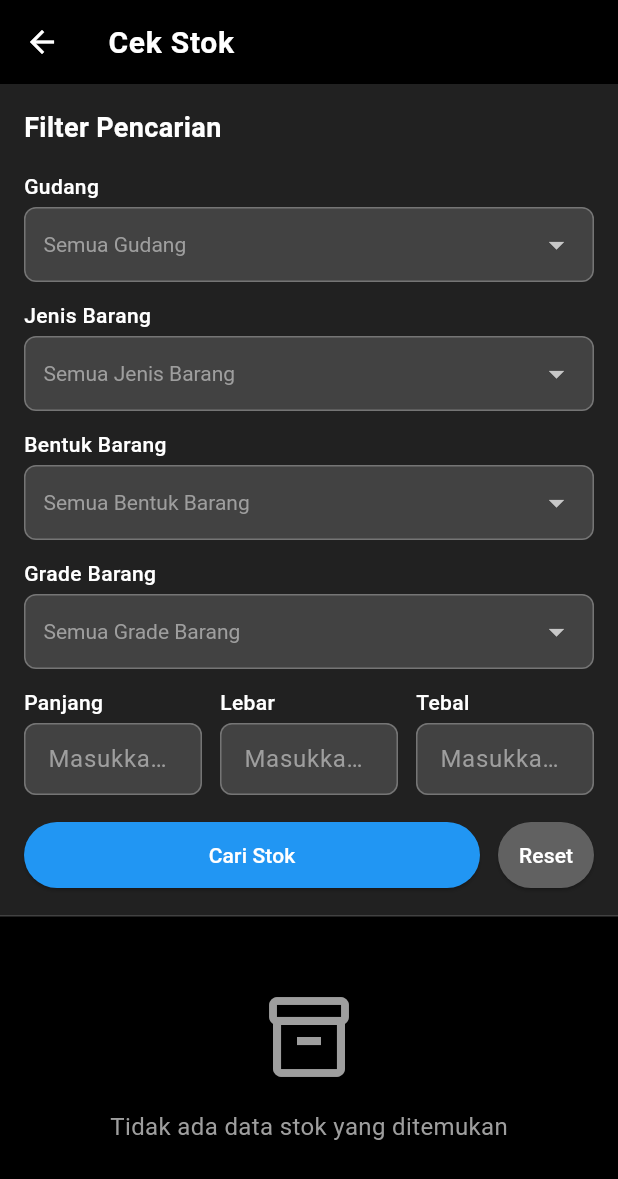
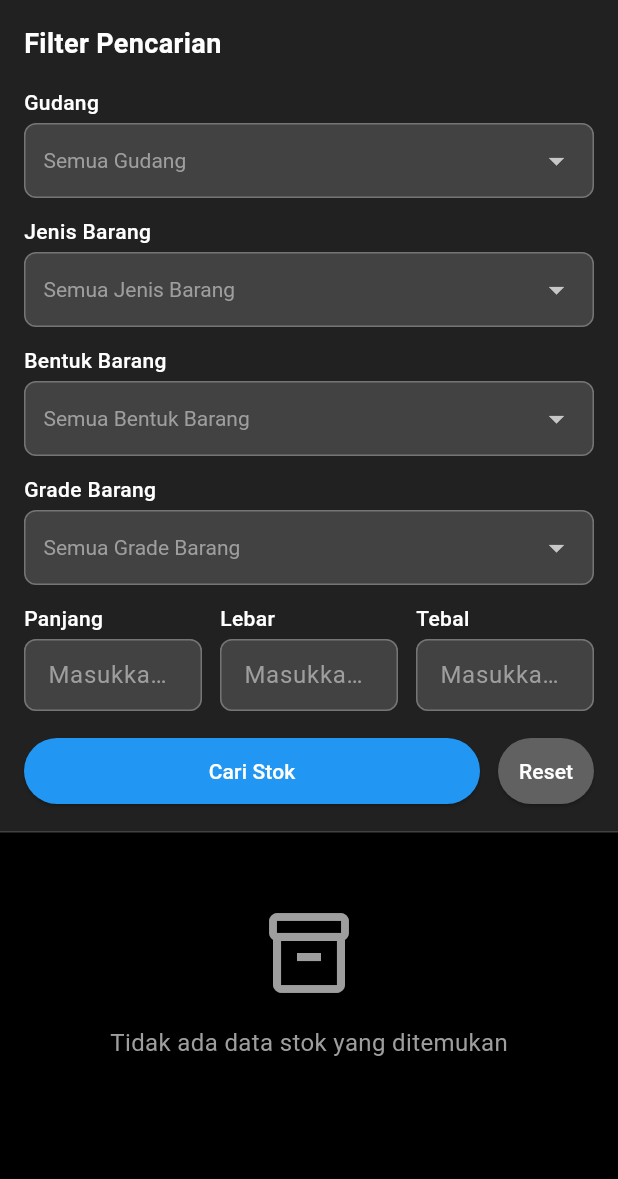
Before and after one commit to divinecoid/SHN-Mobile, a Flutter app: the StockCheckPage screen opened directly, on a phone screen of 412 x 824 dp. Shown: the top 1179 px of the screen. Run offline on Flutter 3.47's test engine with Material 3 defaults, Android fonts, the phone set to English and light mode, and no system bars; our stand-ins replace camera, fl_chart, flutter_dotenv, geolocator, image_picker, shared_preferences; missing offline and left inert: google_mlkit_barcode_scanning; accounts and stored records are empty; network calls fail.

Commit message:
temp hotfix qty cekstock

```diff
--- a/lib/pages/page_stock_check.dart
+++ b/lib/pages/page_stock_check.dart
@@ -35,12 +35,6 @@ class _StockCheckPageState extends State<StockCheckPage> {
   Widget build(BuildContext context) {
     return Scaffold(
       resizeToAvoidBottomInset: true,
-      appBar: AppBar(
-        title: const Text('Cek Stok'),
-        backgroundColor: Colors.black,
-        foregroundColor: Colors.white,
-        elevation: 0,
-      ),
       body: Consumer<StockCheckController>(
         builder: (context, controller, child) {
           return SingleChildScrollView(
```
Also changed, not shown: lib/models/stock_check_model.dart (+6 -1 lines), 1 other file.
